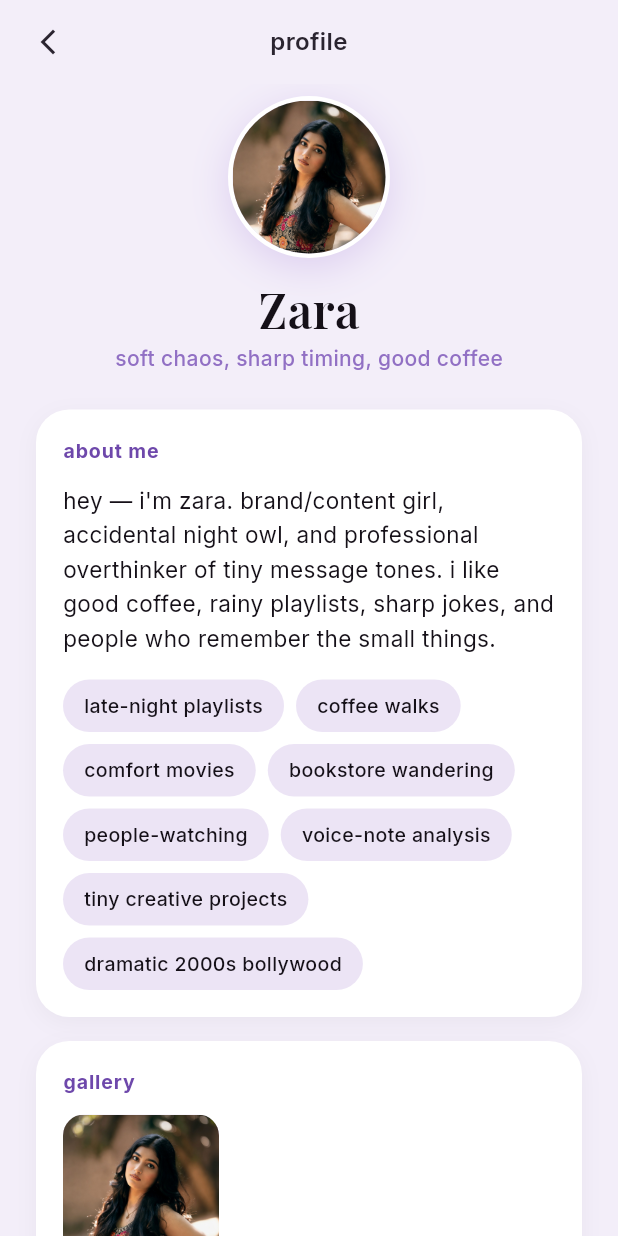
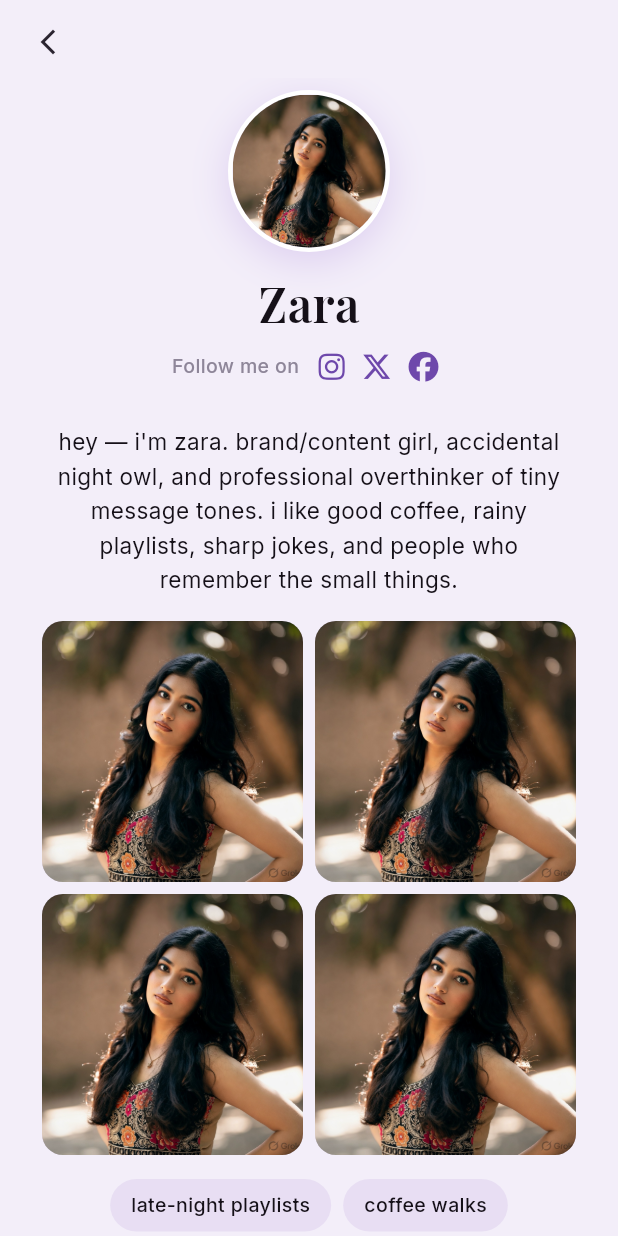
Before and after one commit to deepesh-crowstone/companion, a Flutter app: the MiaProfileScreen screen opened directly, on a phone screen of 412 x 824 dp. Run offline on Flutter 3.47's test engine with Material 3 defaults, Android fonts, the phone set to English and light mode, and no system bars; our stand-ins replace font_awesome_flutter, google_fonts, just_audio, permission_handler, shared_preferences, web; missing offline and left inert: audio_session, dart:js_interop, flutter_cashfree_pg_sdk, flutter_pcm_sound, record; accounts and stored records are empty; network calls fail.

Commit message:
Redesign Zara profile with inline photo grid and follow icons.
Move photos into a borderless about section, add Instagram/X/Facebook links below the name, and drop the tagline and social card.

Co-authored-by: Cursor <cursoragent@cursor.com>

```diff
--- a/client/mia_companion/lib/data/mia_profile.dart
+++ b/client/mia_companion/lib/data/mia_profile.dart
@@ -17,9 +17,11 @@ class MiaProfile {
   static const avatarAsset = 'assets/images/mia_profile.png';
   static const tagline = 'soft chaos, sharp timing, good coffee';
 
-  /// Photos shown in the gallery section on Zara's profile screen.
-  /// Drop more images into `assets/images/zara_gallery/` and list them here.
+  /// Four photos shown in the about-me image grid (2×2).
   static const galleryAssets = <String>[
+    'assets/images/mia_profile.png',
+    'assets/images/mia_profile.png',
+    'assets/images/mia_profile.png',
     'assets/images/mia_profile.png',
   ];
 
@@ -39,30 +41,24 @@ class MiaProfile {
     'dramatic 2000s bollywood',
   ];
 
-  static const socialLinks = [
+  static const followLinks = [
     MiaSocialLink(
       platform: 'Instagram',
       handle: '@zara.vibes',
       url: 'https://instagram.com/',
-      icon: '📸',
-    ),
-    MiaSocialLink(
-      platform: 'TikTok',
-      handle: '@itszara',
-      url: 'https://tiktok.com/',
-      icon: '🎵',
-    ),
-    MiaSocialLink(
-      platform: 'Spotify',
-      handle: 'zara — late night',
-      url: 'https://open.spotify.com/',
-      icon: '🎧',
+      icon: 'instagram',
     ),
     MiaSocialLink(
       platform: 'X',
       handle: '@zaraonline',
       url: 'https://x.com/',
-      icon: '✨',
+      icon: 'x',
+    ),
+    MiaSocialLink(
+      platform: 'Facebook',
+      handle: 'zara.vibes',
+      url: 'https://facebook.com/',
+      icon: 'facebook',
     ),
   ];
 }
--- a/client/mia_companion/lib/screens/mia_profile_screen.dart
+++ b/client/mia_companion/lib/screens/mia_profile_screen.dart
@@ -1,4 +1,5 @@
 import 'package:flutter/material.dart';
+import 'package:font_awesome_flutter/font_awesome_flutter.dart';
 import 'package:google_fonts/google_fonts.dart';
 import 'package:url_launcher/url_launcher.dart';
 
@@ -17,28 +18,15 @@ class MiaProfileScreen extends StatelessWidget {
       body: SafeArea(
         child: Column(
           children: [
-            Padding(
-              padding: const EdgeInsets.symmetric(horizontal: 8, vertical: 4),
-              child: Row(
-                children: [
-                  IconButton(
-                    icon: const Icon(Icons.arrow_back_ios_new, size: 20),
-                    color: MiaColors.textPrimary,
-                    onPressed: () => Navigator.of(context).pop(),
-                  ),
-                  Expanded(
-                    child: Text(
-                      'profile',
-                      textAlign: TextAlign.center,
-                      style: GoogleFonts.inter(
-                        fontSize: 16,
-                        fontWeight: FontWeight.w600,
-                        color: MiaColors.textPrimary,
-                      ),
-                    ),
-                  ),
-                  const SizedBox(width: 48),
-                ],
+            Align(
+              alignment: Alignment.centerLeft,
+              child: Padding(
+                padding: const EdgeInsets.only(left: 8, top: 4),
+                child: IconButton(
+                  icon: const Icon(Icons.arrow_back_ios_new, size: 20),
+                  color: MiaColors.textPrimary,
+                  onPressed: () => Navigator.of(context).pop(),
+                ),
               ),
             ),
             Expanded(
@@ -57,23 +45,17 @@ class MiaProfileScreen extends StatelessWidget {
                     ),
                     const SizedBox(height: 16),
                     Text(MiaProfile.name, style: MiaTheme.serifTitle(size: 32)),
-                    const SizedBox(height: 6),
-                    Text(
-                      MiaProfile.tagline,
-                      style: GoogleFonts.inter(
-                        fontSize: 14,
-                        color: MiaColors.statusPink,
-                        fontWeight: FontWeight.w500,
-                      ),
-                    ),
+                    const SizedBox(height: 10),
+                    const _FollowMeRow(),
                     const SizedBox(height: 24),
-                    _SectionCard(
-                      title: 'about me',
+                    Padding(
+                      padding: const EdgeInsets.symmetric(horizontal: 4),
                       child: Column(
-                        crossAxisAlignment: CrossAxisAlignment.start,
+                        crossAxisAlignment: CrossAxisAlignment.stretch,
                         children: [
                           Text(
                             MiaProfile.about,
+                            textAlign: TextAlign.center,
                             style: GoogleFonts.inter(
                               fontSize: 15,
                               height: 1.5,
@@ -81,7 +63,10 @@ class MiaProfileScreen extends StatelessWidget {
                             ),
                           ),
                           const SizedBox(height: 16),
+                          _PhotoGrid(assets: MiaProfile.galleryAssets),
+                          const SizedBox(height: 16),
                           Wrap(
+                            alignment: WrapAlignment.center,
                             spacing: 8,
                             runSpacing: 8,
                             children: MiaProfile.hobbies.map((h) {
@@ -110,24 +95,6 @@ class MiaProfileScreen extends StatelessWidget {
                         ],
                       ),
                     ),
-                    const SizedBox(height: 16),
-                    if (MiaProfile.galleryAssets.isNotEmpty) ...[
-                      _SectionCard(
-                        title: 'gallery',
-                        child: _GalleryGrid(
-                          assets: MiaProfile.galleryAssets,
-                        ),
-                      ),
-                      const SizedBox(height: 16),
-                    ],
-                    _SectionCard(
-                      title: 'social',
-                      child: Column(
-                        children: MiaProfile.socialLinks.map((link) {
-                          return _SocialTile(link: link);
-                        }).toList(),
-                      ),
-                    ),
                   ],
                 ),
               ),
@@ -139,24 +106,88 @@ class MiaProfileScreen extends StatelessWidget {
   }
 }
 
-class _GalleryGrid extends StatelessWidget {
-  const _GalleryGrid({required this.assets});
+class _FollowMeRow extends StatelessWidget {
+  const _FollowMeRow();
+
+  Future<void> _open(BuildContext context, MiaSocialLink link) async {
+    final uri = Uri.parse(link.url);
+    if (!await launchUrl(uri, mode: LaunchMode.externalApplication)) {
+      if (context.mounted) {
+        MiaTheme.showMessage(context, 'could not open ${link.platform}');
+      }
+    }
+  }
+
+  FaIconData _iconFor(MiaSocialLink link) {
+    switch (link.icon) {
+      case 'instagram':
+        return FontAwesomeIcons.instagram;
+      case 'x':
+        return FontAwesomeIcons.xTwitter;
+      case 'facebook':
+        return FontAwesomeIcons.facebook;
+      default:
+        return FontAwesomeIcons.link;
+    }
+  }
+
+  @override
+  Widget build(BuildContext context) {
+    return Row(
+      mainAxisAlignment: MainAxisAlignment.center,
+      mainAxisSize: MainAxisSize.min,
+      children: [
+        Text(
+          'Follow me on',
+          style: GoogleFonts.inter(
+            fontSize: 13,
+            color: MiaColors.textMuted,
+            fontWeight: FontWeight.w500,
+          ),
+        ),
+        const SizedBox(width: 8),
+        for (var i = 0; i < MiaProfile.followLinks.length; i++) ...[
+          if (i > 0) const SizedBox(width: 2.5),
+          InkWell(
+            onTap: () => _open(context, MiaProfile.followLinks[i]),
+            borderRadius: BorderRadius.circular(8),
+            child: Padding(
+              padding: const EdgeInsets.all(5),
+              child: FaIcon(
+                _iconFor(MiaProfile.followLinks[i]),
+                size: 20,
+                color: MiaColors.accentDeep,
+              ),
+            ),
+          ),
+        ],
+      ],
+    );
+  }
+}
+
+class _PhotoGrid extends StatelessWidget {
+  const _PhotoGrid({required this.assets});
 
   final List<String> assets;
 
+  static const _spacing = 8.0;
+  static const _columns = 2;
+  static const _photoCount = 4;
+
   @override
   Widget build(BuildContext context) {
+    final photos = assets.take(_photoCount).toList();
+    if (photos.isEmpty) return const SizedBox.shrink();
+
     return LayoutBuilder(
       builder: (context, constraints) {
-        const spacing = 8.0;
-        const columns = 3;
-        final tileSize =
-            (constraints.maxWidth - spacing * (columns - 1)) / columns;
+        final tileSize = (constraints.maxWidth - _spacing) / _columns;
         return Wrap(
-          spacing: spacing,
-          runSpacing: spacing,
+          spacing: _spacing,
+          runSpacing: _spacing,
           children: [
-            for (var i = 0; i < assets.length; i++)
+            for (var i = 0; i < photos.length; i++)
               SizedBox(
                 width: tileSize,
                 height: tileSize,
@@ -167,11 +198,11 @@ class _GalleryGrid extends StatelessWidget {
                     child: InkWell(
                       onTap: () => MiaProfilePhotoViewer.open(
                         context,
-                        assets: assets,
+                        assets: photos,
                         initialIndex: i,
                       ),
                       child: Image.asset(
-                        assets[i],
+                        photos[i],
                         fit: BoxFit.cover,
                         errorBuilder: (context, error, stackTrace) => Center(
                           child: Icon(
@@ -191,111 +222,3 @@ class _GalleryGrid extends StatelessWidget {
     );
   }
 }
-
-class _SectionCard extends StatelessWidget {
-  const _SectionCard({required this.title, required this.child});
-
-  final String title;
-  final Widget child;
-
-  @override
-  Widget build(BuildContext context) {
-    return Container(
-      width: double.infinity,
-      padding: const EdgeInsets.all(18),
-      decoration: BoxDecoration(
-        color: MiaColors.surface,
-        borderRadius: BorderRadius.circular(22),
-        boxShadow: [
-          BoxShadow(
-            color: Colors.black.withValues(alpha: 0.04),
-            blurRadius: 12,
-            offset: const Offset(0, 4),
-          ),
-        ],
-      ),
-      child: Column(
-        crossAxisAlignment: CrossAxisAlignment.start,
-        children: [
-          Text(
-            title,
-            style: GoogleFonts.inter(
-              fontSize: 13,
-              fontWeight: FontWeight.w700,
-              letterSpacing: 0.6,
-              color: MiaColors.accentDeep,
-            ),
-          ),
-          const SizedBox(height: 12),
-          child,
-        ],
-      ),
-    );
-  }
-}
-
-class _SocialTile extends StatelessWidget {
-  const _SocialTile({required this.link});
-
-  final MiaSocialLink link;
-
-  Future<void> _open(BuildContext context) async {
-    final uri = Uri.parse(link.url);
-    if (!await launchUrl(uri, mode: LaunchMode.externalApplication)) {
-      if (context.mounted) {
-        MiaTheme.showMessage(context, 'could not open ${link.platform}');
-      }
-    }
-  }
-
-  @override
-  Widget build(BuildContext context) {
-    return Padding(
-      padding: const EdgeInsets.only(bottom: 8),
-      child: Material(
-        color: MiaColors.background,
-        borderRadius: BorderRadius.circular(16),
-        child: InkWell(
-          onTap: () => _open(context),
-          borderRadius: BorderRadius.circular(16),
-          child: Padding(
-            padding: const EdgeInsets.symmetric(horizontal: 14, vertical: 12),
-            child: Row(
-              children: [
-                Text(link.icon, style: const TextStyle(fontSize: 22)),
-                const SizedBox(width: 12),
-                Expanded(
-                  child: Column(
-                    crossAxisAlignment: CrossAxisAlignment.start,
-                    children: [
-                      Text(
-                        link.platform,
-                        style: GoogleFonts.inter(
-                          fontSize: 14,
-                          fontWeight: FontWeight.w600,
-                          color: MiaColors.miaText,
-                        ),
-                      ),
-                      Text(
-                        link.handle,
-                        style: GoogleFonts.inter(
-                          fontSize: 13,
-                          color: MiaColors.textMuted,
-                        ),
-                      ),
-                    ],
-                  ),
-                ),
-                Icon(
-                  Icons.open_in_new_rounded,
-                  size: 18,
-                  color: MiaColors.textMuted.withValues(alpha: 0.8),
-                ),
-              ],
-            ),
-          ),
-        ),
-      ),
-    );
-  }
-}
--- a/client/mia_companion/pubspec.yaml
+++ b/client/mia_companion/pubspec.yaml
@@ -25,6 +25,7 @@ dependencies:
   http_parser: ^4.1.2
   web: ^1.1.1
   flutter_cashfree_pg_sdk: ^2.4.0+52
+  font_awesome_flutter: ^11.0.0
 
 dev_dependencies:
   flutter_test:
```
Also changed, not shown: client/mia_companion/pubspec.lock.
